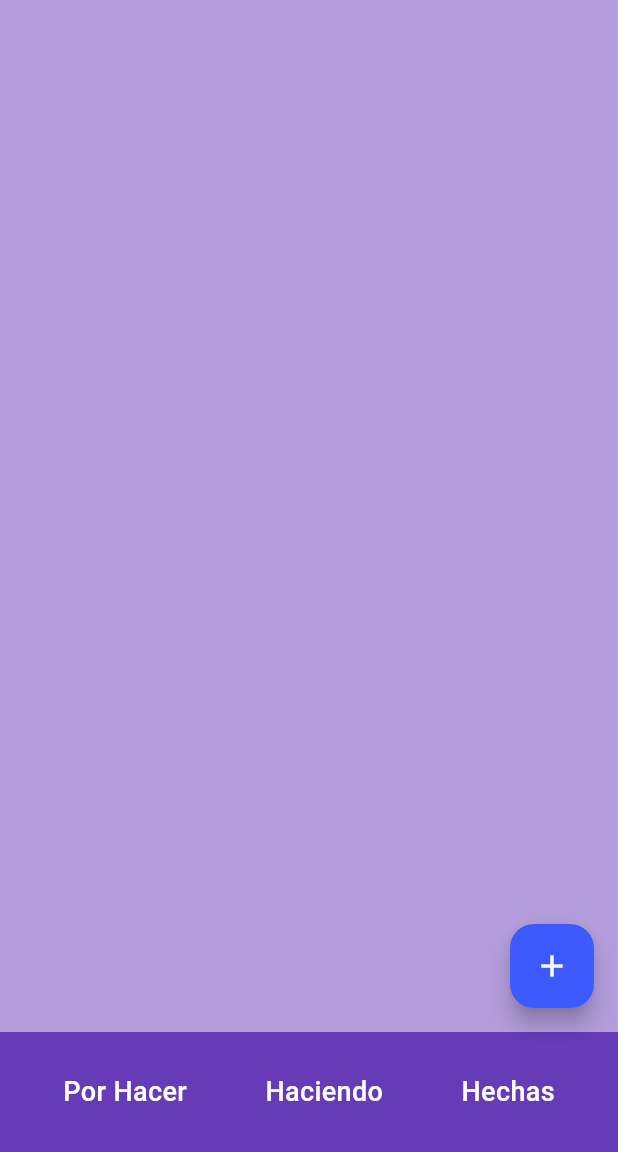
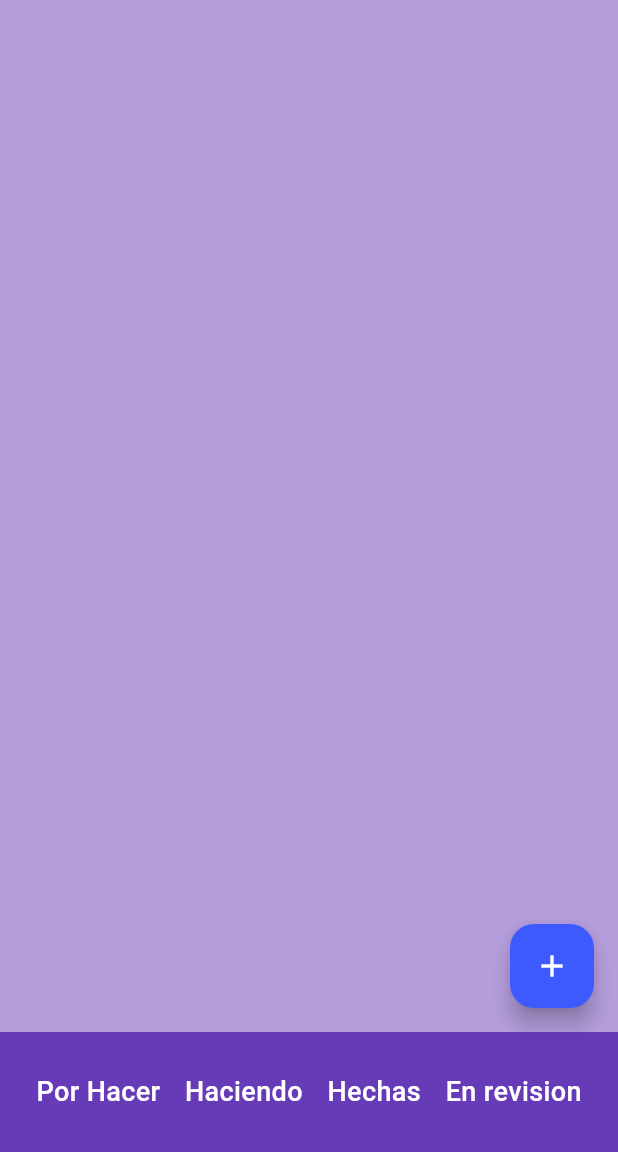
Before and after one commit to Jose0905/ToDoAppFlutter, a Flutter app: the screen it shows after launch, on a phone screen of 412 x 824 dp, the part 84-1236 px from its top. Run offline on Flutter 3.47's test engine with Material 3 defaults, Android fonts, the phone set to English and light mode, and no system bars.

Commit message:
Se agrega nueva seccion en home_button_appBar.dart

```diff
--- a/lib/widgets/home_bottom_appbar.dart
+++ b/lib/widgets/home_bottom_appbar.dart
@@ -33,6 +33,12 @@ class HomeBottomAppBar extends StatelessWidget {
               log('Tap en Hecho');
             },
           ),
+          HomeButtonText(
+            title: 'En revision',
+            onTap: () {
+              log('Tap en revision');
+            },
+          ),
         ],
       ),
     );
```
